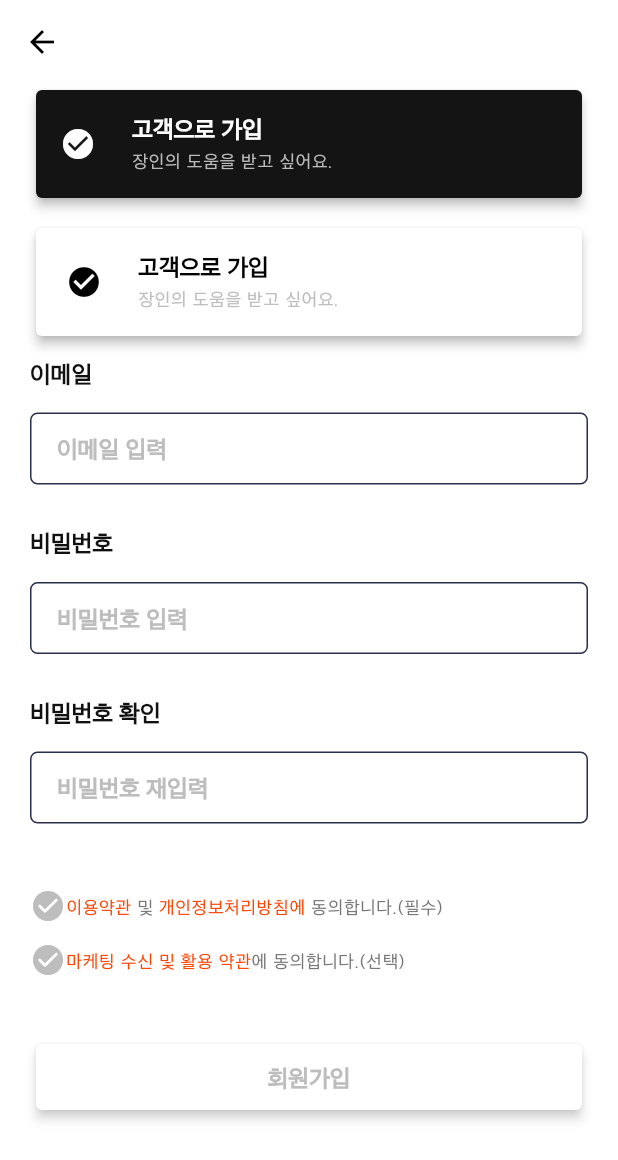
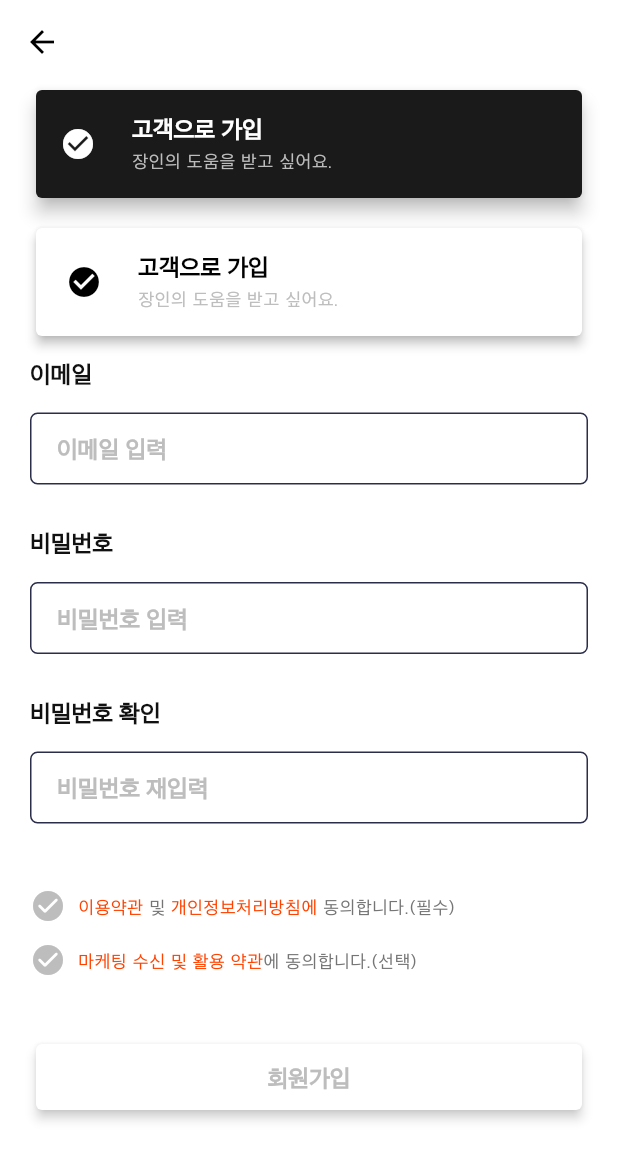
Before and after one commit to chuongphong12/makerre_flutter, a Flutter app: the SignUpScreen screen opened by its route, on a phone screen of 412 x 824 dp. Shown: the top 1160 px of the screen. Run offline on Flutter 3.47's test engine with Material 2 defaults, Android fonts, the light colour scheme and no system bars; drawn by our look-alikes of flutter_form_builder; our stand-ins replace bloc, carousel_slider, flutter_rating_bar, flutter_svg, go_router, smooth_page_indicator.

Commit message:
signup ui

```diff
--- a/lib/screens/auth/signup/signup_screen.dart
+++ b/lib/screens/auth/signup/signup_screen.dart
@@ -38,7 +38,7 @@ class _SignUpScreenState extends State<SignUpScreen> {
                   ? ColorConfig.blackColor
                   : ColorConfig.whiteColor,
               surfaceTintColor: ColorConfig.whiteColor,
-              elevation: 3,
+              elevation: 5,
               shadowColor: ColorConfig.grayBDColor,
               child: Row(children: [
                 Padding(
@@ -253,7 +253,9 @@ class _SignUpScreenState extends State<SignUpScreen> {
                         ),
                       ),
                     ),
-                    RichText(
+                    Padding(
+                      padding: const EdgeInsets.only(left: 8),
+                      child: RichText(
                           textAlign: TextAlign.left,
                           text: TextSpan(
                               text: "이용약관 ",
@@ -278,7 +280,8 @@ class _SignUpScreenState extends State<SignUpScreen> {
                                   style: Theme.of(context)
                                       .textTheme
                                       .bodyText1!
-                                    .copyWith(color: ColorConfig.primaryColor),
+                                      .copyWith(
+                                          color: ColorConfig.primaryColor),
                                   recognizer: TapGestureRecognizer()
                                     ..onTap = () {
                                       print("tap here 1");
@@ -291,7 +294,8 @@ class _SignUpScreenState extends State<SignUpScreen> {
                                         .bodyText1!
                                         .copyWith(
                                             color: ColorConfig.dark75Color)),
-                            ]))
+                              ])),
+                    )
                   ],
                 ),
                 const SizedBox(
@@ -315,7 +319,9 @@ class _SignUpScreenState extends State<SignUpScreen> {
                         ),
                       ),
                     ),
-                    RichText(
+                    Padding(
+                      padding: const EdgeInsets.only(left: 8),
+                      child: RichText(
                           textAlign: TextAlign.left,
                           text: TextSpan(
                               text: "마케팅 수신 및 활용 약관",
@@ -335,7 +341,8 @@ class _SignUpScreenState extends State<SignUpScreen> {
                                         .bodyText1!
                                         .copyWith(
                                             color: ColorConfig.dark75Color)),
-                            ]))
+                              ])),
+                    )
                   ],
                 ),
               ],
@@ -352,6 +359,9 @@ class _SignUpScreenState extends State<SignUpScreen> {
                 surfaceTintColor: ColorConfig.whiteColor,
                 shadowColor: ColorConfig.grayE0Color,
                 child: TextButton(
+                  style: ButtonStyle(
+                      overlayColor:
+                          MaterialStateProperty.all(Colors.transparent)),
                   child: Text(
                     '회원가입',
                     style: Theme.of(context)
```
Lines whose indentation alone changed are shown as unchanged.
